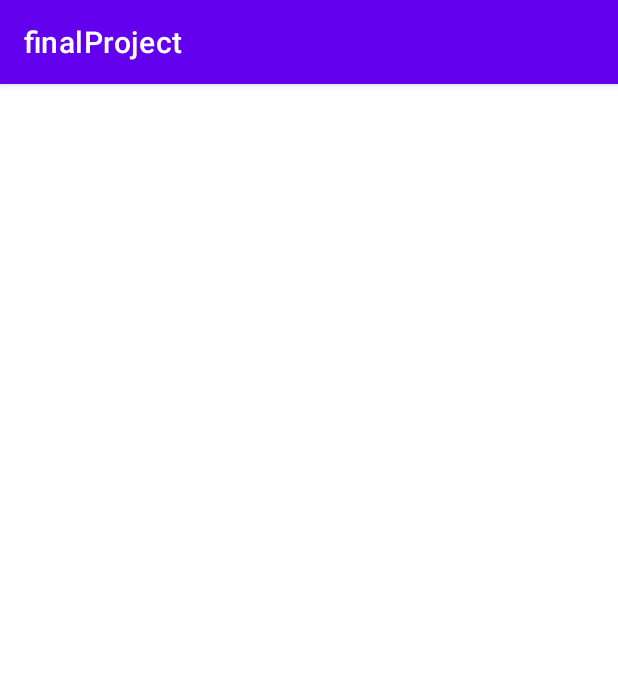
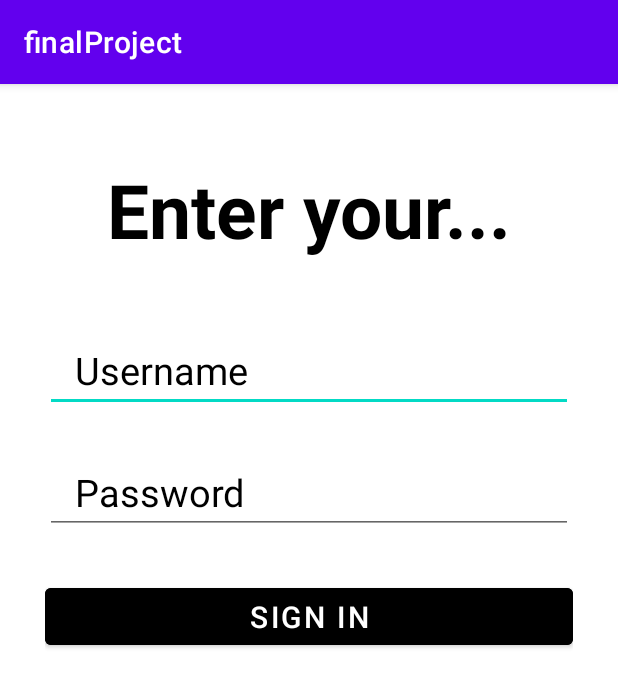
Before and after one commit to sell50/MobileDevProject, an Android app: the LoginActivity screen opened directly, with no data from a screen before it, on a phone screen of 412 x 824 dp. Shown: the top 687 px of the screen. Run offline under Robolectric (Android 15) with nearby library versions, the phone set to English and light mode, and no system bars.

Commit message:
Created activity Login

```diff
--- a/app/src/main/res/layout/activity_login.xml
+++ b/app/src/main/res/layout/activity_login.xml
@@ -1,9 +1,55 @@
 <?xml version="1.0" encoding="utf-8"?>
-<androidx.constraintlayout.widget.ConstraintLayout xmlns:android="http://schemas.android.com/apk/res/android"
+<LinearLayout xmlns:android="http://schemas.android.com/apk/res/android"
     xmlns:app="http://schemas.android.com/apk/res-auto"
     xmlns:tools="http://schemas.android.com/tools"
     android:layout_width="match_parent"
     android:layout_height="match_parent"
+    android:layout_marginLeft="20dp"
+
+    android:layout_marginRight="20dp"
+    android:orientation="vertical"
+    android:padding="10dp"
     tools:context=".LoginActivity">
 
-</androidx.constraintlayout.widget.ConstraintLayout>
+    <TextView
+        android:layout_width="match_parent"
+        android:layout_height="wrap_content"
+        android:layout_marginTop="40dp"
+        android:layout_marginBottom="50dp"
+        android:gravity="center_horizontal"
+        android:text="Enter your..."
+        android:textColor="@color/black"
+        android:textSize="50dp"
+        android:textStyle="bold" />
+
+    <EditText
+        android:id="@+id/username1"
+        android:layout_width="match_parent"
+        android:layout_height="51dp"
+        android:layout_marginBottom="30dp"
+        android:hint="Username"
+        android:paddingLeft="20dp"
+        android:textColorHint="@color/black"
+        android:textSize="25dp" />
+
+    <EditText
+        android:id="@+id/password1"
+        android:layout_width="match_parent"
+        android:layout_height="51dp"
+        android:layout_marginBottom="30dp"
+        android:hint="Password"
+        android:paddingLeft="20dp"
+        android:textColorHint="@color/black"
+        android:textSize="25dp" />
+
+
+    <Button
+        android:id="@+id/signin1"
+        android:layout_width="match_parent"
+        android:layout_height="50dp"
+        android:layout_marginBottom="30dp"
+        android:backgroundTint="@color/black"
+        android:text="Sign In"
+        android:textSize="20dp" />
+
+</LinearLayout>
```
